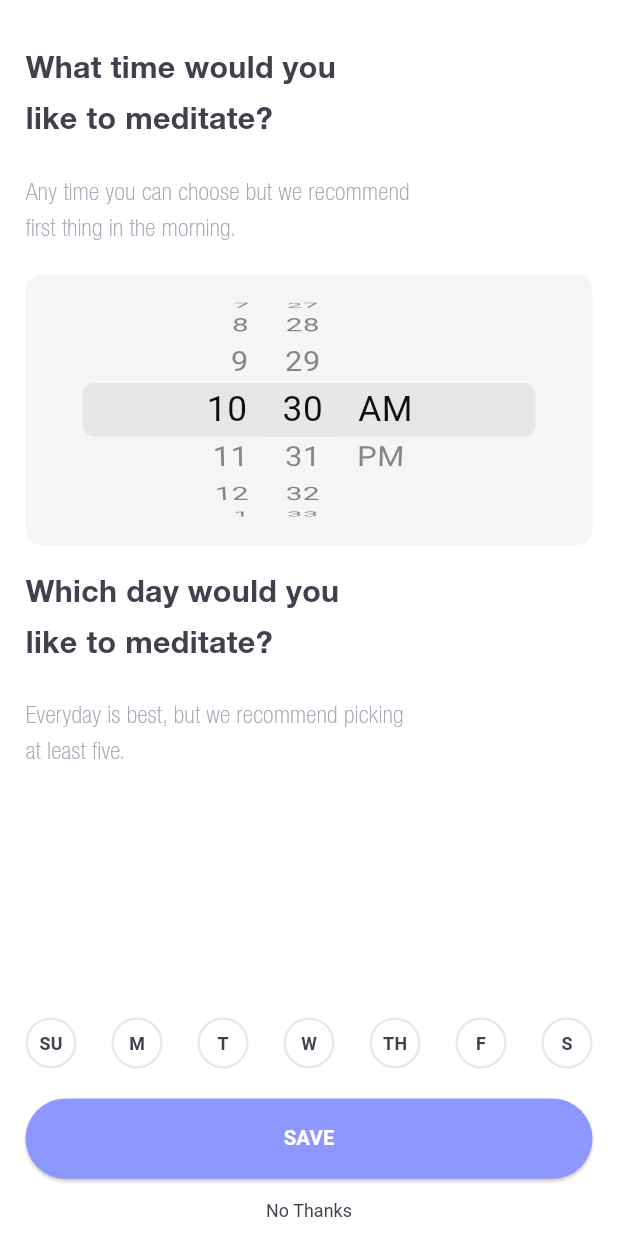
After one commit to Ahmadsaad1133/sleep_app, a Flutter app: the ReminderPage screen opened directly, on a phone screen of 412 x 824 dp. The commit adds this screen. Run offline on Flutter 3.47's test engine with Material 3 defaults, Android fonts, the phone set to English and light mode, and no system bars; our stand-ins replace flutter_svg; Roboto replaces fonts that are missing (HelveticaNeue).

Commit message:
Your commit message here

```diff
--- a/lib/views/choose_topic/choose_topic_page.dart
+++ b/lib/views/choose_topic/choose_topic_page.dart
@@ -1,5 +1,6 @@
 import 'package:flutter/material.dart';
 import 'package:flutter_svg/flutter_svg.dart';
+import '../reminders/reminder_page.dart';
 
 class ChooseTopicPage extends StatelessWidget {
   const ChooseTopicPage({Key? key}) : super(key: key);
@@ -16,13 +17,16 @@ class ChooseTopicPage extends StatelessWidget {
     List<Widget>? extraTopWidgets,
     double scale = 1.0,
     Widget? customLabelWidget,
+    VoidCallback? onTap,
   }) {
     final width = baseWidth * scale;
     final height = baseHeight * scale;
     final svgWidth = baseSvgWidth != null ? baseSvgWidth * scale : null;
     final svgHeight = baseSvgHeight != null ? baseSvgHeight * scale : null;
 
-    return Container(
+    return GestureDetector(
+      onTap: onTap,
+      child: Container(
         width: width,
         height: height,
         decoration: BoxDecoration(
@@ -54,7 +58,6 @@ class ChooseTopicPage extends StatelessWidget {
                   fit: BoxFit.contain,
                 ),
               ),
-
             if (extraTopWidgets != null)
               ...extraTopWidgets.map(
                     (widget) => Padding(
@@ -62,7 +65,6 @@ class ChooseTopicPage extends StatelessWidget {
                   child: widget,
                 ),
               ),
-
             if (customLabelWidget != null)
               Padding(
                 padding: EdgeInsets.only(bottom: 12.0 * scale),
@@ -84,6 +86,7 @@ class ChooseTopicPage extends StatelessWidget {
                 ),
               ),
           ],
+        ),
       ),
     );
   }
@@ -166,7 +169,6 @@ class ChooseTopicPage extends StatelessWidget {
                       ),
                     ),
                     SizedBox(height: 30 * scale),
-
                     Row(
                       mainAxisAlignment: MainAxisAlignment.spaceBetween,
                       crossAxisAlignment: CrossAxisAlignment.start,
@@ -187,9 +189,11 @@ class ChooseTopicPage extends StatelessWidget {
                                 style: labelTextStyle,
                                 textAlign: TextAlign.center,
                               ),
+                              onTap: () {
+                                Navigator.push(context, MaterialPageRoute(builder: (_) => const ReminderPage()));
+                              },
                             ),
                             SizedBox(height: 15 * scale),
-
                             buildTopicWidget(
                               baseWidth: 176,
                               baseHeight: 167,
@@ -212,9 +216,11 @@ class ChooseTopicPage extends StatelessWidget {
                                   textAlign: TextAlign.left,
                                 ),
                               ),
+                              onTap: () {
+                                Navigator.push(context, MaterialPageRoute(builder: (_) => const ReminderPage()));
+                              },
                             ),
                             SizedBox(height: 15 * scale),
-
                             buildTopicWidget(
                               baseWidth: 176,
                               baseHeight: 210,
@@ -237,9 +243,11 @@ class ChooseTopicPage extends StatelessWidget {
                                   textAlign: TextAlign.left,
                                 ),
                               ),
+                              onTap: () {
+                                Navigator.push(context, MaterialPageRoute(builder: (_) => const ReminderPage()));
+                              },
                             ),
                             SizedBox(height: 15 * scale),
-
                             buildTopicWidget(
                               baseWidth: 176,
                               baseHeight: 210,
@@ -254,6 +262,9 @@ class ChooseTopicPage extends StatelessWidget {
                                 style: labelTextStyle,
                                 textAlign: TextAlign.center,
                               ),
+                              onTap: () {
+                                Navigator.push(context, MaterialPageRoute(builder: (_) => const ReminderPage()));
+                              },
                             ),
                           ],
                         ),
@@ -281,9 +292,11 @@ class ChooseTopicPage extends StatelessWidget {
                                   textAlign: TextAlign.left,
                                 ),
                               ),
+                              onTap: () {
+                                Navigator.push(context, MaterialPageRoute(builder: (_) => const ReminderPage()));
+                              },
                             ),
                             SizedBox(height: 15 * scale),
-
                             buildTopicWidget(
                               baseWidth: 176,
                               baseHeight: 210,
@@ -298,9 +311,11 @@ class ChooseTopicPage extends StatelessWidget {
                                 ),
                               ],
                               scale: scale,
+                              onTap: () {
+                                Navigator.push(context, MaterialPageRoute(builder: (_) => const ReminderPage()));
+                              },
                             ),
                             SizedBox(height: 15 * scale),
-
                             buildTopicWidget(
                               baseWidth: 176,
                               baseHeight: 167,
@@ -325,9 +340,11 @@ class ChooseTopicPage extends StatelessWidget {
                                   textAlign: TextAlign.left,
                                 ),
                               ),
+                              onTap: () {
+                                Navigator.push(context, MaterialPageRoute(builder: (_) => const ReminderPage()));
+                              },
                             ),
                             SizedBox(height: 15 * scale),
-
                             buildTopicWidget(
                               baseWidth: 176,
                               baseHeight: 210,
@@ -342,6 +359,9 @@ class ChooseTopicPage extends StatelessWidget {
                                 style: labelTextStyle,
                                 textAlign: TextAlign.center,
                               ),
+                              onTap: () {
+                                Navigator.push(context, MaterialPageRoute(builder: (_) => const ReminderPage()));
+                              },
                             ),
                           ],
                         ),
--- /dev/null
+++ b/lib/views/reminders/reminder_page.dart
@@ -0,0 +1,230 @@
+import 'package:flutter/material.dart';
+import 'package:flutter/cupertino.dart';
+
+class ReminderPage extends StatefulWidget {
+  const ReminderPage({Key? key}) : super(key: key);
+
+  @override
+  _ReminderPageState createState() => _ReminderPageState();
+}
+
+class _ReminderPageState extends State<ReminderPage> {
+  DateTime _selectedTime = DateTime.now();
+  final List<String> _days = ['SU', 'M', 'T', 'W', 'TH', 'F', 'S'];
+  final Set<String> _selectedDays = {};
+
+  @override
+  Widget build(BuildContext context) {
+    final screenWidth = MediaQuery.of(context).size.width;
+
+    // Scale factor based on screen width
+    double scale;
+    if (screenWidth <= 320) {
+      scale = 0.65;
+    } else if (screenWidth <= 360) {
+      scale = 0.75;
+    } else if (screenWidth <= 414) {
+      scale = 0.85;
+    } else if (screenWidth <= 600) {
+      scale = 1.0;
+    } else {
+      scale = 1.2;
+    }
+
+    const double spacing = 20.0;
+
+    final double titleFontSize = 28 * scale;
+    final double subtitleFontSize = 16 * scale;
+    final double noThanksFontSize = 14 * scale;
+
+    final primary = const Color(0xFF8E97FD);
+
+    final titleStyle = TextStyle(
+      fontFamily: 'HelveticaNeueBold',
+      fontSize: titleFontSize,
+      fontWeight: FontWeight.w700,
+      height: 1.35,
+      color: const Color(0xFF3F414E),
+    );
+
+    final smallTitleStyle = TextStyle(
+      fontFamily: 'HelveticaNeueBold',
+      fontSize: titleFontSize * 0.85,
+      fontWeight: FontWeight.w700,
+      height: 1.35,
+      color: const Color(0xFF3F414E),
+    );
+
+    final subtitleStyle = TextStyle(
+      fontFamily: 'HelveticaNeueRegular',
+      fontSize: subtitleFontSize,
+      fontWeight: FontWeight.w400,
+      height: 1.5,
+      color: const Color(0xFFA1A4B2),
+    );
+
+    final largerSubtitleStyle = subtitleStyle.copyWith(
+      fontSize: subtitleFontSize * 1.2,
+      fontWeight: FontWeight.w500,
+      color: const Color(0xFFA1A4B2),
+    );
+
+    final noThanksButtonStyle = TextStyle(
+      fontFamily: 'HelveticaNeue',
+      fontWeight: FontWeight.w400,
+      fontSize: noThanksFontSize,
+      height: 1.08,
+      letterSpacing: 0.05,
+      color: const Color(0xFF3F414E),
+    );
+
+    // Day button size: base 40 px scaled by scale factor but constrained min and max
+    double dayButtonSize = 40 * scale;
+    if (dayButtonSize < 30) dayButtonSize = 30; // minimum size
+    if (dayButtonSize > 50) dayButtonSize = 50; // maximum size
+
+    return Scaffold(
+      backgroundColor: Colors.white,
+      body: SafeArea(
+        child: Padding(
+          padding:
+          EdgeInsets.symmetric(horizontal: 20 * scale).copyWith(top: 40 * scale),
+          child: Column(
+            children: [
+              Expanded(
+                child: SingleChildScrollView(
+                  child: Column(
+                    crossAxisAlignment: CrossAxisAlignment.start,
+                    children: [
+                      Text('What time would you', style: smallTitleStyle),
+                      SizedBox(height: 8 * scale),
+                      Text('like to meditate?', style: smallTitleStyle),
+                      SizedBox(height: 24 * scale),
+
+                      Text('Any time you can choose but we recommend', style: largerSubtitleStyle),
+                      Text('first thing in the morning.', style: largerSubtitleStyle),
+                      SizedBox(height: spacing),
+
+                      Container(
+                        width: double.infinity,
+                        height: 212 * scale,
+                        padding: EdgeInsets.symmetric(vertical: 8 * scale),
+                        decoration: BoxDecoration(
+                          color: const Color(0xFFF5F5F5),
+                          borderRadius: BorderRadius.circular(12 * scale),
+                        ),
+                        child: CupertinoDatePicker(
+                          mode: CupertinoDatePickerMode.time,
+                          initialDateTime: _selectedTime,
+                          use24hFormat: false,
+                          onDateTimeChanged: (newTime) {
+                            setState(() {
+                              _selectedTime = newTime;
+                            });
+                          },
+                        ),
+                      ),
+                      SizedBox(height: spacing),
+
+                      Text('Which day would you', style: smallTitleStyle),
+                      SizedBox(height: 8 * scale),
+                      Text('like to meditate?', style: smallTitleStyle),
+                      SizedBox(height: spacing),
+
+                      Text('Everyday is best, but we recommend picking', style: largerSubtitleStyle),
+                      Text('at least five.', style: largerSubtitleStyle),
+                      SizedBox(height: spacing),
+                    ],
+                  ),
+                ),
+              ),
+
+              // Days chooser row moved here - above Save button
+              Row(
+                mainAxisAlignment: MainAxisAlignment.spaceBetween,
+                children: _days.map((day) {
+                  final bool selected = _selectedDays.contains(day);
+                  return GestureDetector(
+                    onTap: () {
+                      setState(() {
+                        if (selected) {
+                          _selectedDays.remove(day);
+                        } else {
+                          _selectedDays.add(day);
+                        }
+                      });
+                    },
+                    child: Container(
+                      width: dayButtonSize,
+                      height: dayButtonSize,
+                      decoration: BoxDecoration(
+                        color: selected ? primary : Colors.white,
+                        borderRadius: BorderRadius.circular(dayButtonSize / 2),
+                        border: Border.all(
+                          color: selected ? primary : const Color(0xFFE6E7F2),
+                          width: 1.5,
+                        ),
+                      ),
+                      alignment: Alignment.center,
+                      child: Text(
+                        day,
+                        style: TextStyle(
+                          fontWeight: FontWeight.w600,
+                          color: selected ? Colors.white : const Color(0xFF3F414E),
+                          fontSize: dayButtonSize * 0.35,
+                        ),
+                      ),
+                    ),
+                  );
+                }).toList(),
+              ),
+
+              SizedBox(height: spacing),
+
+              // Save button and No Thanks text
+              Column(
+                children: [
+                  SizedBox(
+                    width: double.infinity,
+                    height: 63 * scale,
+                    child: ElevatedButton(
+                      style: ElevatedButton.styleFrom(
+                        backgroundColor: primary,
+                        shape: RoundedRectangleBorder(
+                          borderRadius: BorderRadius.circular(38 * scale),
+                        ),
+                        padding: EdgeInsets.zero,
+                      ),
+                      onPressed: () {
+                        // TODO: Save logic
+                      },
+                      child: Text(
+                        'SAVE',
+                        style: TextStyle(
+                          fontSize: subtitleFontSize,
+                          fontWeight: FontWeight.w700,
+                          color: Colors.white,
+                        ),
+                      ),
+                    ),
+                  ),
+                  SizedBox(height: 12 * scale),
+                  Padding(
+                    padding: const EdgeInsets.only(top: 5, bottom: 10),
+                    child: Center(
+                      child: Text(
+                        'No Thanks',
+                        style: noThanksButtonStyle,
+                        textAlign: TextAlign.center,
+                      ),
+                    ),
+                  ),
+                ],
+              ),
+            ],
+          ),
+        ),
+      ),
+    );
+  }
+}
```
Lines whose indentation alone changed are shown as unchanged.
